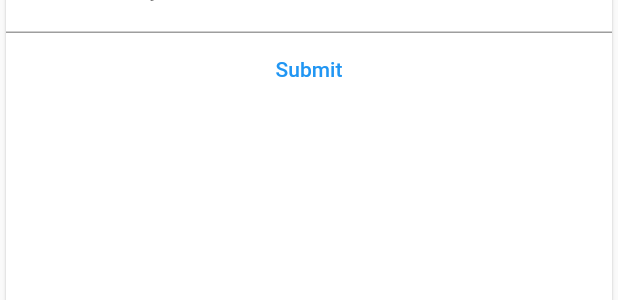
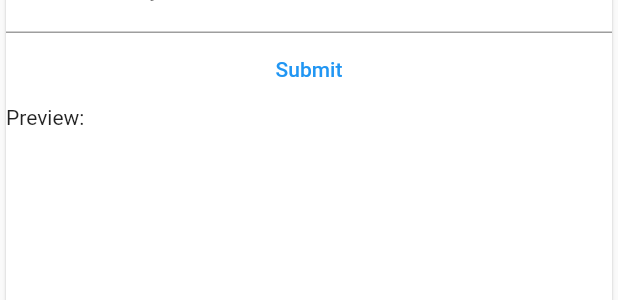
Before and after one commit to akundla/oval, a Flutter app: the PostEditView widget shown alone on an empty page, opened directly, on a phone screen of 412 x 824 dp. Shown: the part 150-450 px from the top of the screen. Run offline on Flutter 3.47's test engine with Material 2 defaults, Android fonts, the light colour scheme and no system bars; our stand-ins replace dartz, flutter_dotenv, flutter_markdown, shared_preferences; accounts and stored records are empty.

Commit message:
markdown support

```diff
--- a/frontend/lib/views/post_content_view.dart
+++ b/frontend/lib/views/post_content_view.dart
@@ -2,6 +2,7 @@ import 'package:flutter/material.dart';
 
 import '../model/post.dart';
 import '../model/answer.dart';
+import 'package:flutter_markdown/flutter_markdown.dart';
 
 import 'package:dartz/dartz.dart';
 
@@ -32,7 +33,7 @@ class PostContentView extends StatelessWidget {
                             size: 32,
                             semanticLabel: 'Note'),
                     title: Text(post.title),
-                    subtitle: Text(post.bodyMarkdown),
+                    subtitle: MarkdownBody(data: post.bodyMarkdown),
                     trailing: Container(
                         width: UPVOTE_BUTTON_WIDTH, child: upvoteButton(post)))
               ]))
@@ -50,7 +51,7 @@ class PostContentView extends StatelessWidget {
                           ' ' +
                           answer.author.lastName +
                           "'s Answer"),
-                      subtitle: Text(answer.bodyMarkdown),
+                      subtitle: MarkdownBody(data: answer.bodyMarkdown),
                       trailing: Container(
                           width: UPVOTE_BUTTON_WIDTH,
                           child: upvoteButton(answer)))
--- a/frontend/lib/views/post_edit.dart
+++ b/frontend/lib/views/post_edit.dart
@@ -6,6 +6,8 @@ import 'package:http/http.dart' as http;
 import 'package:flutter_dotenv/flutter_dotenv.dart';
 import '../model/post.dart';
 import '../singletons/auth_token.dart';
+
+import 'package:flutter_markdown/flutter_markdown.dart';
 
 // Stolen from https://github.com/ahmed-alzahrani/Flutter_Simple_Login/blob/master/lib/main.dart
 class PostEditView extends StatefulWidget {
@@ -53,7 +55,9 @@ class _PostEditViewState extends State<PostEditView> {
     if (questionBodyController.text.isEmpty) {
       questionBody = "";
     } else {
-      questionBody = questionBodyController.text;
+      setState(() {
+        questionBody = questionBodyController.text;
+      });
     }
   }
 
@@ -72,11 +76,17 @@ class _PostEditViewState extends State<PostEditView> {
           child: new TextField(
             controller: questionBodyController,
             decoration: new InputDecoration(labelText: 'Question Body'),
+            keyboardType: TextInputType.multiline,
+            maxLines: null,
           ),
         ),
         new TextButton(
           child: Text("Submit"),
           onPressed: submit,
+        ),
+        new Text("Preview:"),
+        new MarkdownBody(
+          data: questionBody,
         )
       ],
     ));
--- a/frontend/pubspec.yaml
+++ b/frontend/pubspec.yaml
@@ -28,6 +28,7 @@ dependencies:
   dartz: ^0.9.2
   intl: ^0.17.0
   shared_preferences: ^2.0.3
+  flutter_markdown: ^0.6.0
 
   # The following adds the Cupertino Icons font to your application.
   # Use with the CupertinoIcons class for iOS style icons.
```
